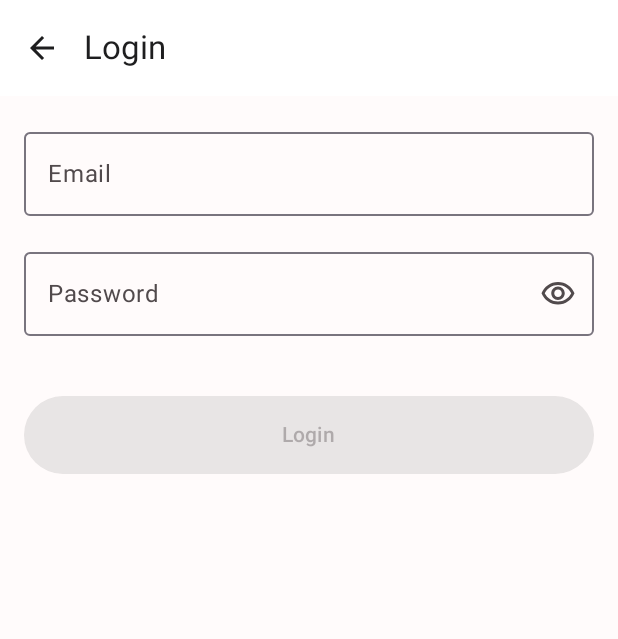
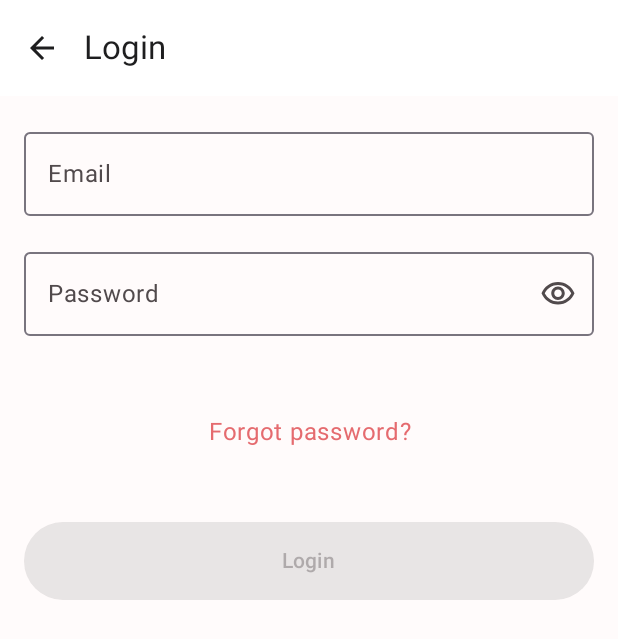
Before and after one commit to mashfiqmahi/Android-App, an Android app built with Jetpack Compose: the screen it shows after launch (MainActivity), after a tap on "Login", on a phone screen of 412 x 824 dp. Shown: the top 639 px of the screen. Run offline under Robolectric (Android 15) with nearby library versions, the phone set to English and light mode, and no system bars; our stand-ins replace Firebase (no records; nobody signed in at launch, a user with empty details on screens opened directly).

Commit message:
reset password option added

```diff
--- a/app/src/main/java/com/example/androidbloodbank/navigation/AppNavHost.kt
+++ b/app/src/main/java/com/example/androidbloodbank/navigation/AppNavHost.kt
@@ -21,7 +21,7 @@ import androidx.navigation.compose.composable
 import androidx.navigation.compose.rememberNavController
 import androidx.navigation.navArgument
 import com.example.androidbloodbank.data.LocalRepo
-import com.example.androidbloodbank.ui.EmergencyScreen
+import com.example.androidbloodbank.ui.theme.EmergencyScreen
 import com.example.androidbloodbank.ui.LoginScreen
 import com.example.androidbloodbank.ui.SignupScreen
 import com.example.androidbloodbank.ui.SchedulesScreen
@@ -32,6 +32,7 @@ import com.example.androidbloodbank.ui.screens.RequestBloodScreen
 import com.google.firebase.auth.FirebaseAuth
 import androidx.compose.runtime.saveable.rememberSaveableStateHolder
 import androidx.navigation.compose.currentBackStackEntryAsState
+import com.example.androidbloodbank.ui.screens.ForgotPasswordScreen
 
 private const val TabsRoute = "tabs_shell"
 
@@ -114,9 +115,24 @@ fun AppNavHost(
                             popUpTo(Route.Gate.path) { inclusive = true }
                             launchSingleTop = true
                         }
+                    },
+                    onForgotPassword = {
+                        navController.navigate(Route.ForgotPassword.path)
                     }
                 )
             }
+
+            composable(Route.ForgotPassword.path) {
+                ForgotPasswordScreen(
+                    onBack = { navController.popBackStack() },
+                    onSent = { email ->
+                        // Optional: show a snackbar/toast via your onAlert callback
+                        onAlert("Reset link sent to $email")
+                        navController.popBackStack() // return to Login
+                    }
+                )
+            }
+
 
             composable(Route.SignUp.path) {
                 SignupScreen(
--- a/app/src/main/java/com/example/androidbloodbank/navigation/Routes.kt
+++ b/app/src/main/java/com/example/androidbloodbank/navigation/Routes.kt
@@ -8,6 +8,9 @@ sealed class Route(val path: String) {
     // Auth
     data object SignIn : Route("signin")
     data object SignUp : Route("signup")
+
+    // Forget Pass
+    object ForgotPassword : Route("forgot_password")
 
     // Main
     data object Home   : Route("home")
--- a/app/src/main/java/com/example/androidbloodbank/ui/theme/LoginScreen.kt
+++ b/app/src/main/java/com/example/androidbloodbank/ui/theme/LoginScreen.kt
@@ -1,6 +1,7 @@
 package com.example.androidbloodbank.ui
 
 import android.util.Patterns
+import androidx.compose.foundation.clickable
 import androidx.compose.foundation.layout.*
 import androidx.compose.foundation.text.KeyboardOptions
 import androidx.compose.material.icons.Icons
@@ -14,6 +15,7 @@ import androidx.compose.ui.Modifier
 import androidx.compose.ui.text.input.KeyboardType
 import androidx.compose.ui.text.input.PasswordVisualTransformation
 import androidx.compose.ui.text.input.VisualTransformation
+import androidx.compose.ui.text.style.TextAlign
 import androidx.compose.ui.unit.dp
 import com.example.androidbloodbank.data.LocalRepo
 import com.google.firebase.auth.FirebaseAuth
@@ -26,7 +28,8 @@ import kotlinx.coroutines.tasks.await
 fun LoginScreen(
     repo: LocalRepo,
     onBack: () -> Unit,
-    onLoginSuccess: () -> Unit
+    onLoginSuccess: () -> Unit,
+    onForgotPassword: () -> Unit = {}
 ) {
     val auth = remember { FirebaseAuth.getInstance() }
     val snackbarHostState = remember { SnackbarHostState() }
@@ -103,6 +106,17 @@ fun LoginScreen(
                 modifier = Modifier.fillMaxWidth()
             )
 
+            Spacer(Modifier.height(12.dp))
+            Text(
+                text = "Forgot password?",
+                modifier = Modifier
+                    .fillMaxWidth()
+                    .clickable { onForgotPassword() }
+                    .padding(vertical = 8.dp),
+                textAlign = TextAlign.Center,
+                color = MaterialTheme.colorScheme.primary
+            )
+
             Spacer(Modifier.height(8.dp))
 
             Button(
```
Also changed, not shown: app/src/main/java/com/example/androidbloodbank/ui/theme/ForgotPasswordScreen.kt (added, +95 -0 lines), 2 other files.
